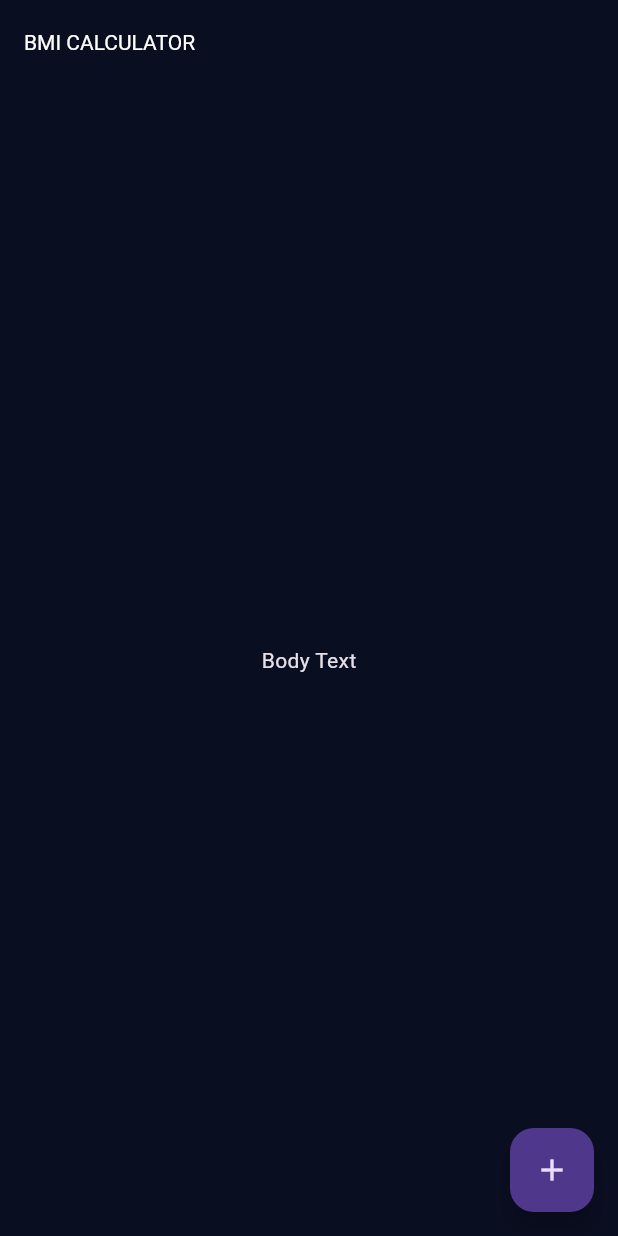
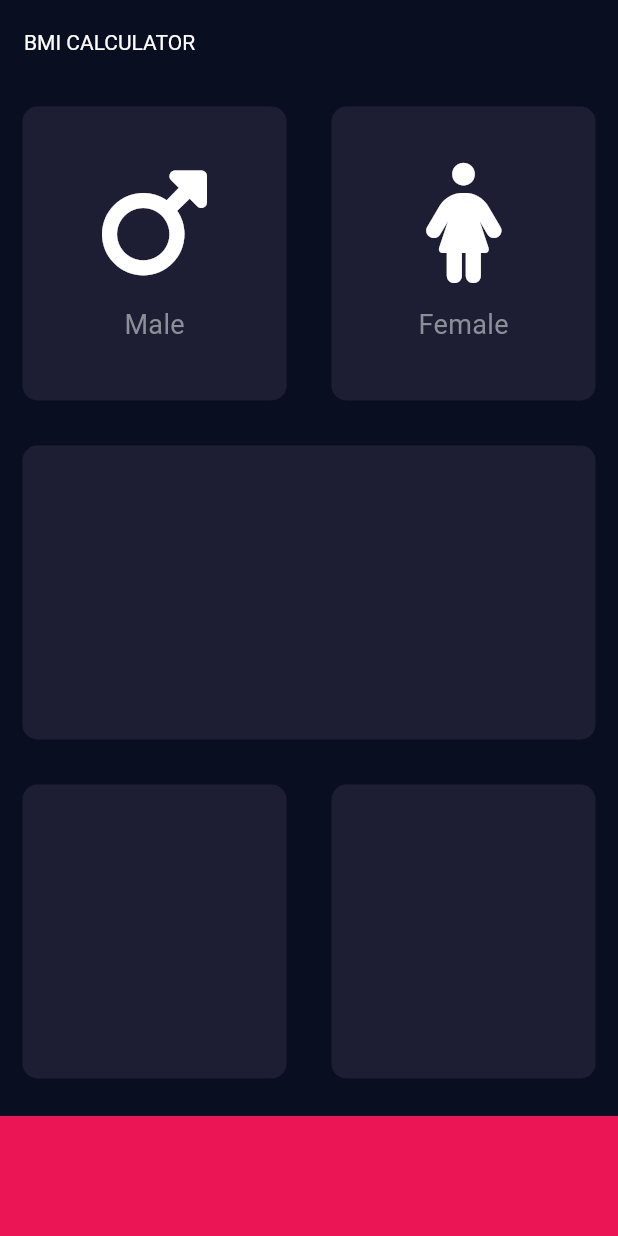
Before and after one commit to thisaraganhewa/BMI_Calculator, a Flutter app: the screen it shows after launch, on a phone screen of 412 x 824 dp. Run offline on Flutter 3.47's test engine with Material 3 defaults, Android fonts, the phone set to English and light mode, and no system bars; our stand-ins replace font_awesome_flutter.

Commit message:
changes in UI

```diff
--- a/lib/input_page.dart
+++ b/lib/input_page.dart
@@ -1,6 +1,12 @@
 import 'package:flutter/material.dart';
+import 'package:font_awesome_flutter/font_awesome_flutter.dart';
+
+const bottomContainerHeight = 80.0;
+const cardColor = Color(0xFF1D1E33);
+const bottomContainerColor = Color(0xFFEB1555);
 
 class InputPage extends StatefulWidget {
+
   @override
   _InputPageState createState() => _InputPageState();
 }
@@ -12,13 +18,112 @@ class _InputPageState extends State<InputPage> {
       appBar: AppBar(
         title: const Text('BMI CALCULATOR'),
       ),
-      body: const Center(
-        child: Text('Body Text'),
+      body: Column(
+        children: [
+          Expanded(
+            child: Row(
+              children: [
+                Expanded(
+                  child: ReusableCard(
+                    colour: cardColor,
+                    cardChild: CardChild( name: "Male", icon: FontAwesomeIcons.mars )
+                  ),
+                ),
+                Expanded(
+                  child: ReusableCard(
+                      colour: cardColor,
+                      cardChild: CardChild( name: "Female", icon: FontAwesomeIcons.personDress)
+                  ),
+                ),
+              ],
+            ),
+          ),
+          Expanded(
+            child: Row(
+              children: [
+                Expanded(
+                  child: ReusableCard( colour: cardColor),
+                ),
+              ],
+            ),
+          ),
+          Expanded(
+            child: Row(
+              children: [
+                Expanded(
+                  child: ReusableCard(colour: cardColor),
+                ),
+                Expanded(
+                  child: ReusableCard(colour: cardColor),
+                ),
+              ],
+            ),
+          ),
+          Container(
+            color: bottomContainerColor,
+            margin: const EdgeInsets.only(top: 10.0),
+            width: double.infinity,
+            height: bottomContainerHeight,
+          )
+
+        ],
       ),
-      floatingActionButton: FloatingActionButton(
-        onPressed: () {  },
-        child: const Icon(Icons.add),
-      ),
+
     );
   }
 }
+
+class CardChild extends StatelessWidget {
+
+  final String? name;
+  final IconData?  icon;
+
+  CardChild( { this.name, this.icon } );
+
+  @override
+  Widget build(BuildContext context) {
+    return Column(
+      mainAxisAlignment: MainAxisAlignment.center,
+      children: [
+        Icon(
+          //FontAwesomeIcons.icon,
+          icon ?? FontAwesomeIcons.question,
+          size: 80.0,
+        ),
+        const SizedBox(
+          height: 15.0,
+        ),
+        Text(
+          name ?? '',
+          style: const TextStyle(
+              color: Color(0xFF8D8E98),
+              fontSize: 18.0
+          ),
+        )
+      ],
+    );
+  }
+}
+
+class ReusableCard extends StatelessWidget {
+
+  final Color? colour;
+  final Widget? cardChild;
+
+  ReusableCard({this.colour, this.cardChild});
+
+
+  @override
+  Widget build(BuildContext context) {
+    return Container(
+      margin: const EdgeInsets.all(15.0),
+      decoration: BoxDecoration(
+        borderRadius: BorderRadius.circular(10.0),
+        color: colour,
+      ),
+      child: cardChild,
+      // height: 200.0,
+      // width: 170.0,
+    );
+  }
+}
--- a/pubspec.yaml
+++ b/pubspec.yaml
@@ -35,6 +35,7 @@ dependencies:
   # The following adds the Cupertino Icons font to your application.
   # Use with the CupertinoIcons class for iOS style icons.
   cupertino_icons: ^1.0.6
+  font_awesome_flutter: ^10.7.0
 
 dev_dependencies:
   flutter_test:
```
Also changed, not shown: pubspec.lock.
